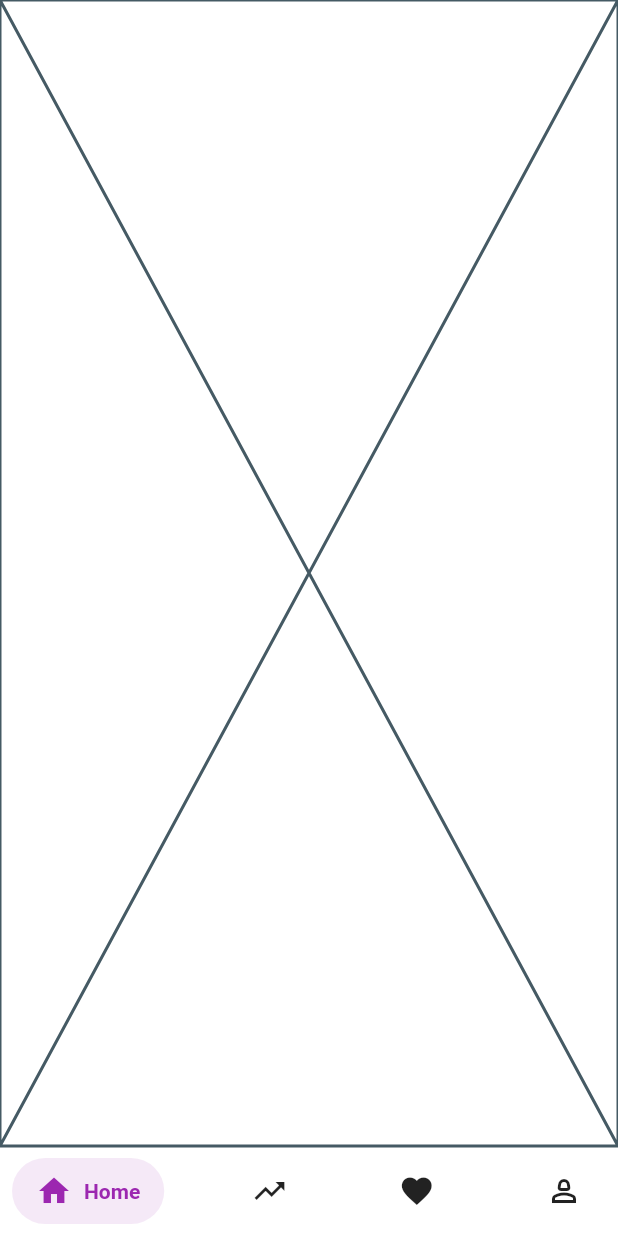
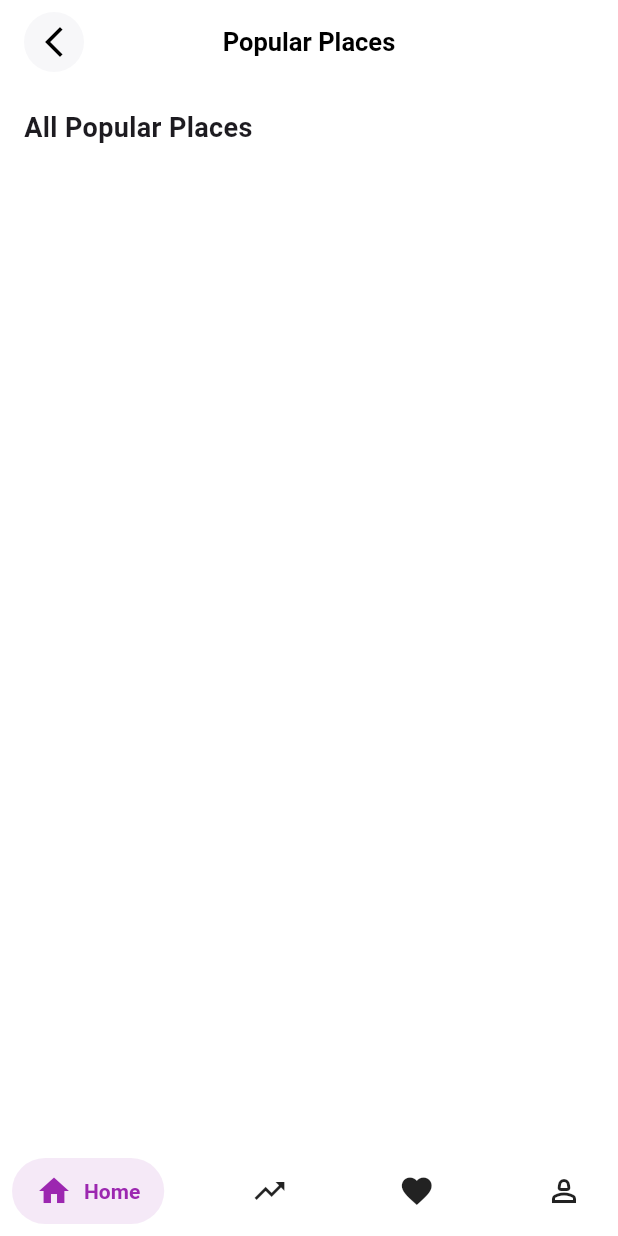
Before and after one commit to NadyAlwazah/flutter-task06-travel-app-beg, a Flutter app: the BottomBarLayout screen opened by its route, on a phone screen of 412 x 824 dp. Run offline on Flutter 3.47's test engine with Material 3 defaults, Android fonts, the phone set to English and light mode, and no system bars; drawn by our look-alikes of salomon_bottom_bar; our stand-ins replace firebase_core, go_router; accounts and stored records are empty.

Commit message:
feat(home): add CustomAppBar and initial header section to HomeView

```diff
--- a/lib/features/home/presentation/views/home_view.dart
+++ b/lib/features/home/presentation/views/home_view.dart
@@ -1,10 +1,26 @@
 import 'package:flutter/material.dart';
+import 'package:flutter_task06_travel_app_beg/core/widgets/custom_app_bar.dart';
 
 class HomeView extends StatelessWidget {
   const HomeView({super.key});
 
   @override
   Widget build(BuildContext context) {
-    return const Placeholder();
+    return const Column(
+      crossAxisAlignment: CrossAxisAlignment.start,
+      children: [
+        //AppBar
+        CustomAppBar(title: "Popular Places"),
+
+        SizedBox(height: 16),
+        Padding(
+          padding: EdgeInsets.symmetric(horizontal: 16.0),
+          child: Text(
+            "All Popular Places",
+            style: TextStyle(fontWeight: FontWeight.w700, fontSize: 18),
+          ),
+        ),
+      ],
+    );
   }
 }
```
